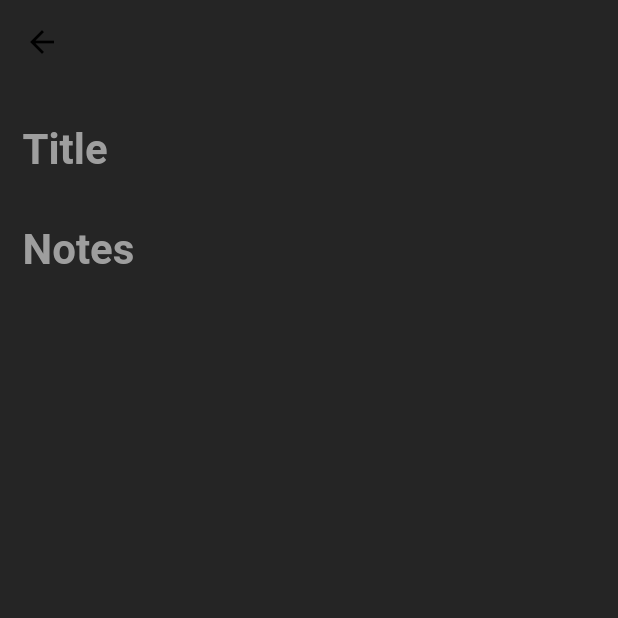
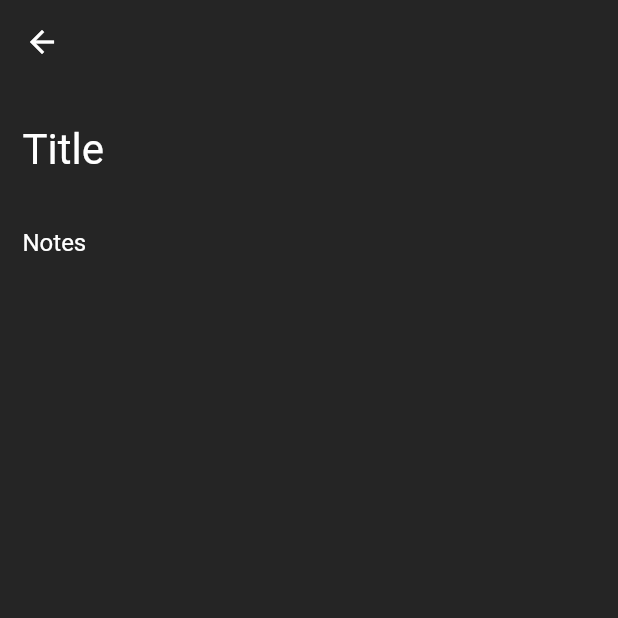
Before and after one commit to alimohamedgad/note_app, a Flutter app: the EditNotes screen opened by its route, on a phone screen of 412 x 824 dp, the top half of it. Run offline on Flutter 3.47's test engine with Material 2 defaults, Android fonts, the phone set to English and light mode, and no system bars; our stand-ins replace bloc, sqflite; accounts and stored records are empty; statements that could not run were skipped.

Commit message:
Third Commit

```diff
--- a/lib/Constns/mycolors.dart
+++ b/lib/Constns/mycolors.dart
@@ -2,4 +2,5 @@ import 'package:flutter/animation.dart';
 
 class MyColors {
   static const Color myBlack = Color(0xff252525);
+  static const Color myYallow = Color(0xffFFAB91);
 }
--- a/lib/Presention/Screens/edit_notes.dart
+++ b/lib/Presention/Screens/edit_notes.dart
@@ -33,15 +33,13 @@ class _EditNotesState extends State<EditNotes> {
     super.initState();
   }
 
-
-
   @override
   Widget build(BuildContext context) {
     DataBaseHelper db = DataBaseHelper();
     return Scaffold(
       appBar: AppBar(
         leading: BackButton(
-          color: Colors.black,
+          color: Colors.white,
           onPressed: () async {
             await editNote(db, context);
           },
@@ -58,11 +56,15 @@ class _EditNotesState extends State<EditNotes> {
               CustomTextField(
                 controller: titleContoller,
                 hintText: 'Title',
+                color: Colors.white,
+                hintStyleColor: Colors.white,
               ),
               const SizedBox(height: 10),
-              CustomTextField(
+              MultiTextField(
                 controller: bodyContoller,
                 hintText: 'Notes',
+                color: Colors.white,
+                hintStyleColor: Colors.white,
               ),
               const SizedBox(height: 10),
               // MaterialButton(
--- a/lib/Presention/Widgets/custom_text_filed.dart
+++ b/lib/Presention/Widgets/custom_text_filed.dart
@@ -26,7 +26,7 @@ class CustomTextField extends StatelessWidget {
         )
       ),
       style:
-          TextStyle(fontSize: 28.0, fontWeight: FontWeight.bold, color: color),
+          TextStyle(fontSize: 28.0, color: color),
     );
   }
 }
```
Also changed, not shown: lib/Presention/Screens/home_page.dart (+10 -16 lines).
